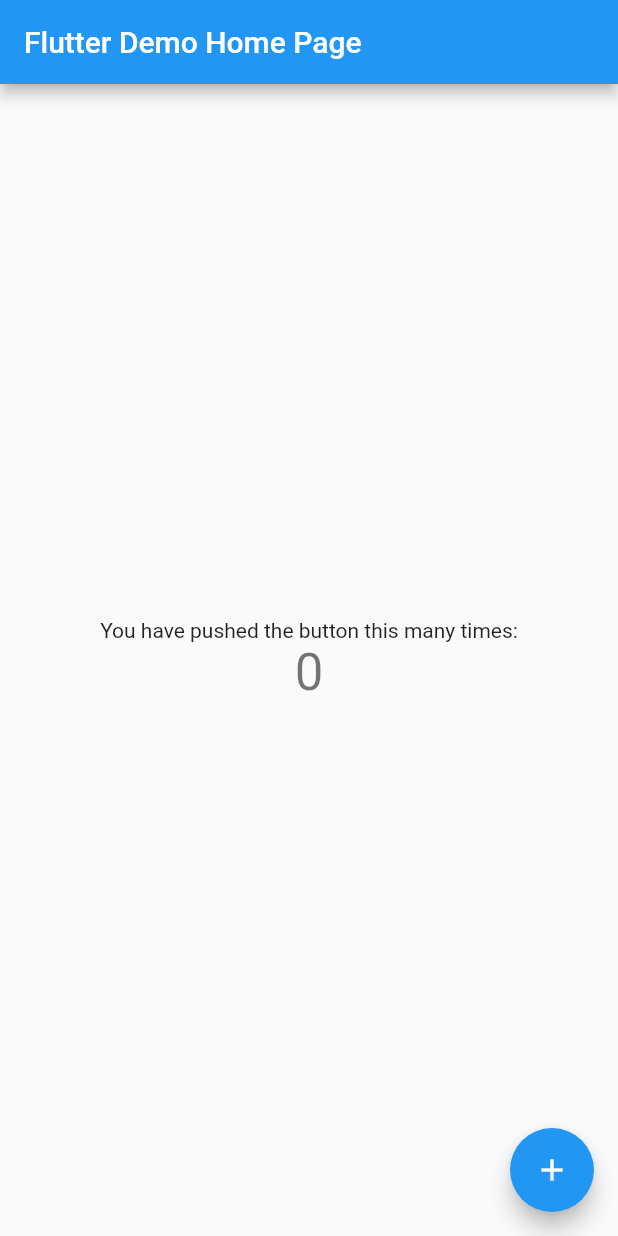
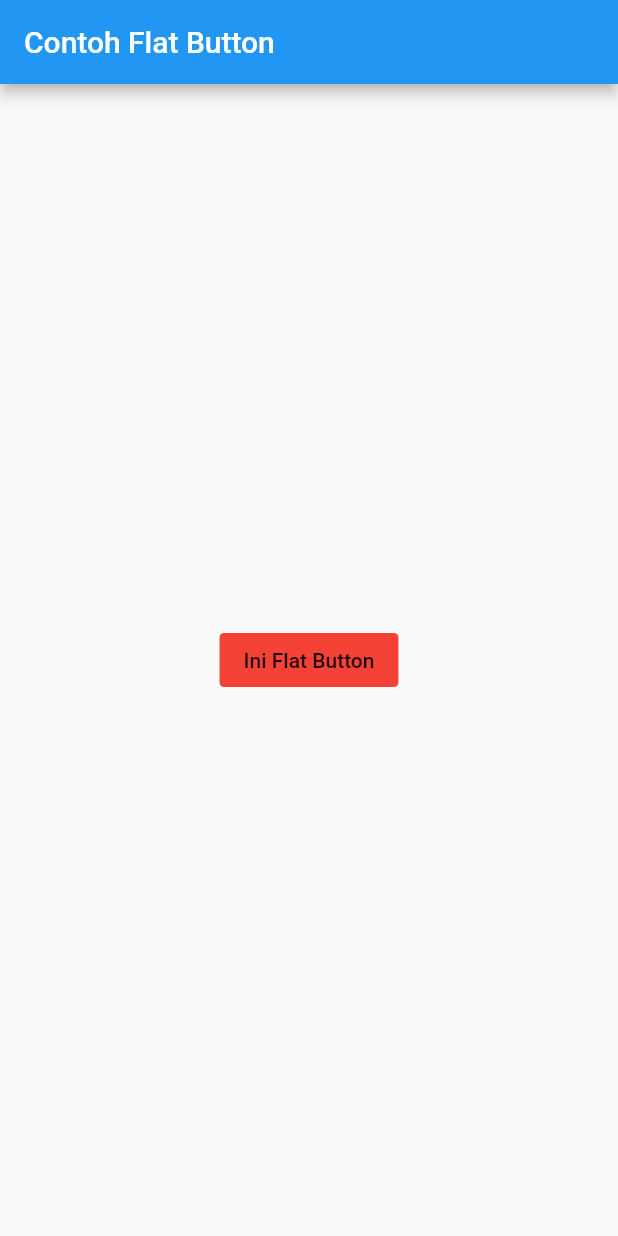
Before and after one commit to mwiwids/newflutter, a Flutter app: the screen it shows after launch, on a phone screen of 412 x 824 dp. Run offline on Flutter 3.47's test engine with Material 2 defaults, Android fonts, the light colour scheme and no system bars.

Commit message:
Flat Button

```diff
--- a/lib/main.dart
+++ b/lib/main.dart
@@ -1,3 +1,4 @@
+import 'package:flutter/cupertino.dart';
 import 'package:flutter/material.dart';
 
 void main() {
@@ -5,109 +6,43 @@
 }
 
 class MyApp extends StatelessWidget {
-  // This widget is the root of your application.
   @override
   Widget build(BuildContext context) {
     return MaterialApp(
-      title: 'Flutter Demo',
+      title: 'PT SISI',
       theme: ThemeData(
-        // This is the theme of your application.
-        //
-        // Try running your application with "flutter run". You'll see the
-        // application has a blue toolbar. Then, without quitting the app, try
-        // changing the primarySwatch below to Colors.green and then invoke
-        // "hot reload" (press "r" in the console where you ran "flutter run",
-        // or simply save your changes to "hot reload" in a Flutter IDE).
-        // Notice that the counter didn't reset back to zero; the application
-        // is not restarted.
         primarySwatch: Colors.blue,
       ),
-      home: MyHomePage(title: 'Flutter Demo Home Page'),
+      home: ContohFlatButton(),
     );
   }
 }
 
-class MyHomePage extends StatefulWidget {
-  MyHomePage({Key? key, required this.title}) : super(key: key);
-
-  // This widget is the home page of your application. It is stateful, meaning
-  // that it has a State object (defined below) that contains fields that affect
-  // how it looks.
-
-  // This class is the configuration for the state. It holds the values (in this
-  // case the title) provided by the parent (in this case the App widget) and
-  // used by the build method of the State. Fields in a Widget subclass are
-  // always marked "final".
-
-  final String title;
-
-  @override
-  _MyHomePageState createState() => _MyHomePageState();
-}
-
-class _MyHomePageState extends State<MyHomePage> {
-  int _counter = 0;
-
-  void _incrementCounter() {
-    setState(() {
-      // This call to setState tells the Flutter framework that something has
-      // changed in this State, which causes it to rerun the build method below
-      // so that the display can reflect the updated values. If we changed
-      // _counter without calling setState(), then the build method would not be
-      // called again, and so nothing would appear to happen.
-      _counter++;
-    });
-  }
-
+class ContohFlatButton extends StatelessWidget {
   @override
   Widget build(BuildContext context) {
-    // This method is rerun every time setState is called, for instance as done
-    // by the _incrementCounter method above.
-    //
-    // The Flutter framework has been optimized to make rerunning build methods
-    // fast, so that you can just rebuild anything that needs updating rather
-    // than having to individually change instances of widgets.
     return Scaffold(
       appBar: AppBar(
-        // Here we take the value from the MyHomePage object that was created by
-        // the App.build method, and use it to set our appbar title.
-        title: Text(widget.title),
+        title: Text("Contoh Flat Button"),
       ),
-      body: Center(
-        // Center is a layout widget. It takes a single child and positions it
-        // in the middle of the parent.
-        child: Column(
-          // Column is also a layout widget. It takes a list of children and
-          // arranges them vertically. By default, it sizes itself to fit its
-          // children horizontally, and tries to be as tall as its parent.
-          //
-          // Invoke "debug painting" (press "p" in the console, choose the
-          // "Toggle Debug Paint" action from the Flutter Inspector in Android
-          // Studio, or the "Toggle Debug Paint" command in Visual Studio Code)
-          // to see the wireframe for each widget.
-          //
-          // Column has various properties to control how it sizes itself and
-          // how it positions its children. Here we use mainAxisAlignment to
-          // center the children vertically; the main axis here is the vertical
-          // axis because Columns are vertical (the cross axis would be
-          // horizontal).
-          mainAxisAlignment: MainAxisAlignment.center,
-          children: <Widget>[
-            Text(
-              'You have pushed the button this many times:',
+      body: Column(
+        crossAxisAlignment: CrossAxisAlignment.center,
+        mainAxisAlignment: MainAxisAlignment.center,
+        children: [
+          Center(
+            child: FlatButton(
+              child: Text("Ini Flat Button"),
+              color: Colors.red,
+              onPressed: () {
+                print("Sudah klik Flat Button");
+              },
+              shape: RoundedRectangleBorder(
+                borderRadius: BorderRadius.circular(3),
+              ),
             ),
-            Text(
-              '$_counter',
-              style: Theme.of(context).textTheme.headline4,
-            ),
-          ],
-        ),
+          )
+        ],
       ),
-      floatingActionButton: FloatingActionButton(
-        onPressed: _incrementCounter,
-        tooltip: 'Increment',
-        child: Icon(Icons.add),
-      ), // This trailing comma makes auto-formatting nicer for build methods.
     );
   }
 }
```
